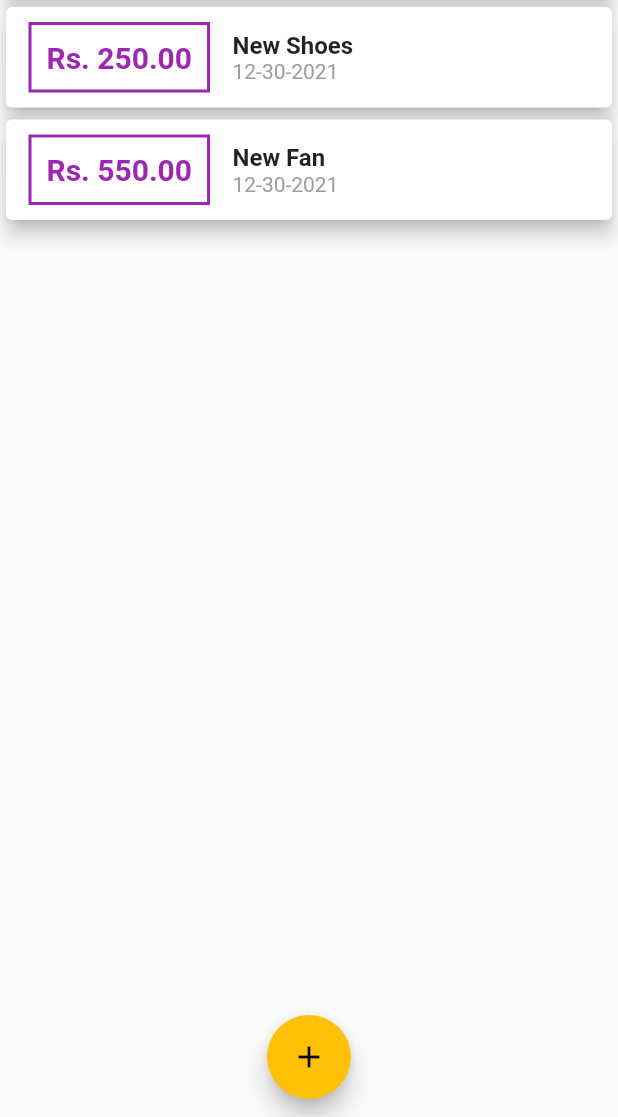
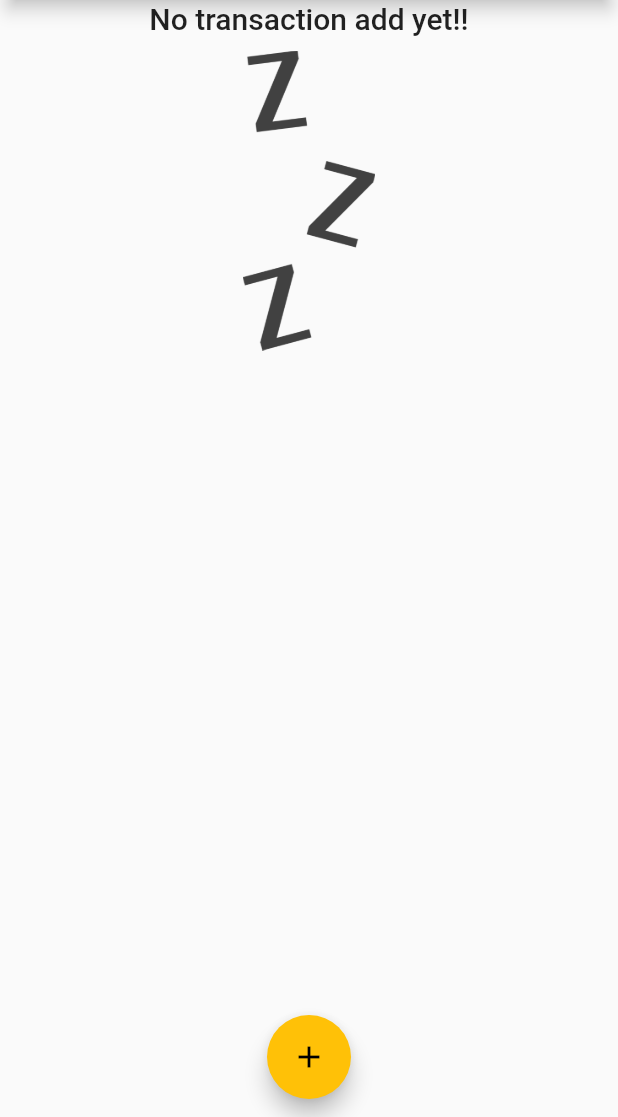
Before and after one commit to anandstephan/ExpenseTracker, a Flutter app: the screen it shows after launch, on a phone screen of 412 x 824 dp, the part 119-1236 px from its top. Run offline on Flutter 3.47's test engine with Material 2 defaults, Android fonts, the phone set to English and light mode, and no system bars.

```diff
--- a/lib/main.dart
+++ b/lib/main.dart
@@ -34,18 +34,18 @@ class _MyHomePageState extends State<MyHomePage> {
   }
 
   final List<Transaction> _userTransaction = [
-    Transaction(
-      id: 't1',
-      title: 'New Shoes',
-      amount: 250,
-      date: DateTime.now(),
-    ),
-    Transaction(
-      id: 't2',
-      title: 'New Fan',
-      amount: 550,
-      date: DateTime.now(),
-    )
+    // Transaction(
+    //   id: 't1',
+    //   title: 'New Shoes',
+    //   amount: 250,
+    //   date: DateTime.now(),
+    // ),
+    // Transaction(
+    //   id: 't2',
+    //   title: 'New Fan',
+    //   amount: 550,
+    //   date: DateTime.now(),
+    // )
   ];
 
   void _addTransaction(String txtitle, double txamount) {
--- a/lib/widgets/transaction_list.dart
+++ b/lib/widgets/transaction_list.dart
@@ -10,7 +10,26 @@ class TransactionList extends StatelessWidget {
   Widget build(BuildContext context) {
     return Container(
       height: 300,
-      child: ListView.builder(
+      child: transactions.isEmpty
+          ? Column(
+              children: [
+                Text(
+                  'No transaction add yet!!',
+                  style: Theme.of(context).textTheme.headline6,
+                ),
+                SizedBox(
+                  height: 10,
+                ),
+                Container(
+                  height: 200,
+                  child: Image.asset(
+                    'assets/images/waiting.png',
+                    fit: BoxFit.cover,
+                  ),
+                ),
+              ],
+            )
+          : ListView.builder(
               itemBuilder: (ctx, index) {
                 return Card(
                   elevation: 5,
--- a/pubspec.yaml
+++ b/pubspec.yaml
@@ -45,8 +45,8 @@ flutter:
   uses-material-design: true
 
   # To add assets to your application, add an assets section, like this:
-  # assets:
-  #   - images/a_dot_burr.jpeg
+  assets:
+    - assets/images/waiting.png
   #   - images/a_dot_ham.jpeg
 
   # An image asset can refer to one or more resolution-specific "variants", see
```
Also changed, not shown: assets/images/waiting.png (added). Lines whose indentation alone changed are shown as unchanged.
